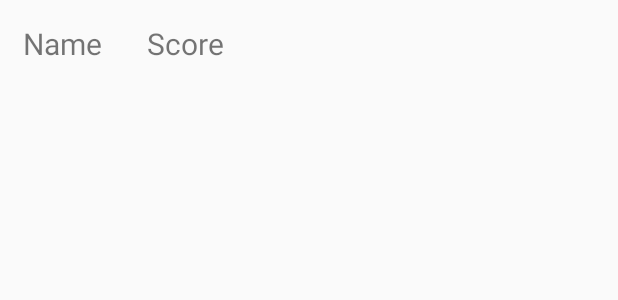
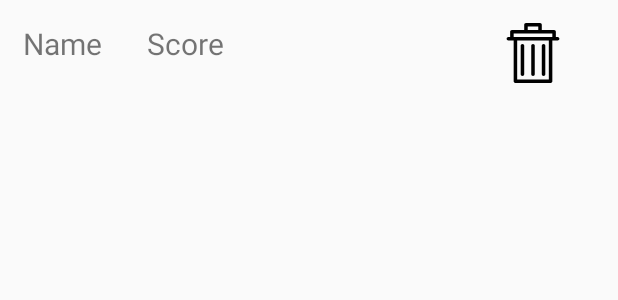
Before and after one commit to C4yz/galgeleg, an Android app: the layout high_score_list_item.xml on its own in the app's theme, with its tools: preview values and no code run, on a phone screen of 412 x 824 dp. Shown: the top 300 px of the screen. Run offline under Robolectric (Android 15) with nearby library versions, the phone set to English and light mode, and no system bars.

Commit message:
Worked on deleting from the heighscore list and added some sound when you win

```diff
--- a/app/build.gradle
+++ b/app/build.gradle
@@ -32,6 +32,7 @@ dependencies {
     implementation 'androidx.constraintlayout:constraintlayout:2.0.1'
     implementation 'com.google.code.gson:gson:2.8.2'
     implementation 'androidx.recyclerview:recyclerview:1.1.0'
+    implementation 'com.github.jinatonic.confetti:confetti:1.1.2'
     testImplementation 'junit:junit:4.12'
     androidTestImplementation 'androidx.test.ext:junit:1.1.2'
     androidTestImplementation 'androidx.test.espresso:espresso-core:3.3.0'
--- a/app/src/main/java/com/example/galgeleg/LoadingDialog.java
+++ b/app/src/main/java/com/example/galgeleg/LoadingDialog.java
@@ -20,7 +20,7 @@ public class LoadingDialog implements Serializable {
 
         LayoutInflater inflater = activity.getLayoutInflater();
         builder.setView(inflater.inflate(R.layout.custom_dialog,null));
-        builder.setCancelable(true);
+        builder.setCancelable(false);
 
         dialog = builder.create();
         dialog.show();
--- a/app/src/main/java/com/example/galgeleg/MyHighScoreAdapter.java
+++ b/app/src/main/java/com/example/galgeleg/MyHighScoreAdapter.java
@@ -4,6 +4,7 @@ import android.content.Context;
 import android.view.LayoutInflater;
 import android.view.View;
 import android.view.ViewGroup;
+import android.widget.Button;
 import android.widget.RelativeLayout;
 import android.widget.TextView;
 import android.widget.Toast;
@@ -47,6 +48,7 @@ public class MyHighScoreAdapter extends RecyclerView.Adapter<MyHighScoreAdapter.
             public void onClick(View v) {
 
                 Toast.makeText( context, highScoreList.get(position), Toast.LENGTH_SHORT ).show();
+
             }
         } );
     }
@@ -60,6 +62,7 @@ public class MyHighScoreAdapter extends RecyclerView.Adapter<MyHighScoreAdapter.
 
         TextView playerName;
         TextView playerScore;
+        Button deleteButton;
         RelativeLayout relativeLayout;
 
         public MyViewHolder(@NonNull View itemView) {
@@ -67,6 +70,7 @@ public class MyHighScoreAdapter extends RecyclerView.Adapter<MyHighScoreAdapter.
 
             playerName = itemView.findViewById(R.id.listPlayerName);
             playerScore = itemView.findViewById(R.id.listPlayerScore);
+            deleteButton = itemView.findViewById(R.id.deleteButton);
             relativeLayout = itemView.findViewById(R.id.relativeLayoutList);
         }
     }
--- a/app/src/main/java/com/example/galgeleg/activities/Player_has_won.java
+++ b/app/src/main/java/com/example/galgeleg/activities/Player_has_won.java
@@ -5,6 +5,7 @@ import androidx.appcompat.app.AppCompatActivity;
 import android.content.Context;
 import android.content.Intent;
 import android.content.SharedPreferences;
+import android.media.MediaPlayer;
 import android.os.Bundle;
 import android.view.View;
 import android.widget.Button;
@@ -45,6 +46,10 @@ public class Player_has_won extends AppCompatActivity implements View.OnClickLis
         playAgain.setOnClickListener(this);
         menu.setOnClickListener(this);
         highList.setOnClickListener(this);
+
+        MediaPlayer player = MediaPlayer.create(this,R.raw.victorysoundeffect);
+        player.start();
+
     }
 
     @Override
--- /dev/null
+++ b/app/src/main/res/drawable/ic_trash_can.xml
@@ -0,0 +1,7 @@
+<vector android:height="500dp" android:viewportHeight="512"
+    android:viewportWidth="512" android:width="500dp" xmlns:android="http://schemas.android.com/apk/res/android">
+    <path android:fillColor="#FF000000" android:pathData="m256,452c8.284,0 15,-6.716 15,-15v-242c0,-8.284 -6.716,-15 -15,-15s-15,6.716 -15,15v242c0,8.284 6.716,15 15,15z"/>
+    <path android:fillColor="#FF000000" android:pathData="m346,452c8.284,0 15,-6.716 15,-15v-242c0,-8.284 -6.716,-15 -15,-15s-15,6.716 -15,15v242c0,8.284 6.716,15 15,15z"/>
+    <path android:fillColor="#FF000000" android:pathData="m166,452c8.284,0 15,-6.716 15,-15v-242c0,-8.284 -6.716,-15 -15,-15s-15,6.716 -15,15v242c0,8.284 6.716,15 15,15z"/>
+    <path android:fillColor="#FF000000" android:pathData="m46,150h45v347c0,8.284 6.716,15 15,15h300c8.284,0 15,-6.716 15,-15v-347h45c8.284,0 15,-6.716 15,-15s-6.716,-15 -15,-15h-15v-45c0,-8.284 -6.716,-15 -15,-15h-105v-45c0,-8.284 -6.716,-15 -15,-15h-120c-8.284,0 -15,6.716 -15,15v45h-105c-8.284,0 -15,6.716 -15,15v45h-15c-8.284,0 -15,6.716 -15,15s6.716,15 15,15zM391,482h-270v-332h270zM211,30h90v30h-90zM91,90h330v30h-330z"/>
+</vector>
--- a/app/src/main/res/layout/high_score_list_item.xml
+++ b/app/src/main/res/layout/high_score_list_item.xml
@@ -11,6 +11,7 @@
         android:layout_height="wrap_content"
         android:text="Name"
         android:textSize="20dp"/>
+
     <TextView
         android:id="@+id/listPlayerScore"
         android:layout_width="wrap_content"
@@ -20,4 +21,15 @@
         android:layout_marginLeft="30dp"
         android:textSize="20dp"/>
 
+    <Button
+        android:id="@+id/deleteButton"
+        android:layout_width="40dp"
+        android:layout_height="40dp"
+        android:layout_alignParentEnd="true"
+        android:layout_alignParentRight="true"
+        android:layout_centerVertical="true"
+        android:layout_marginEnd="21dp"
+        android:layout_marginRight="21dp"
+        android:background="@drawable/ic_trash_can" />
+
 </RelativeLayout>
```
Also changed, not shown: 1 other file.
